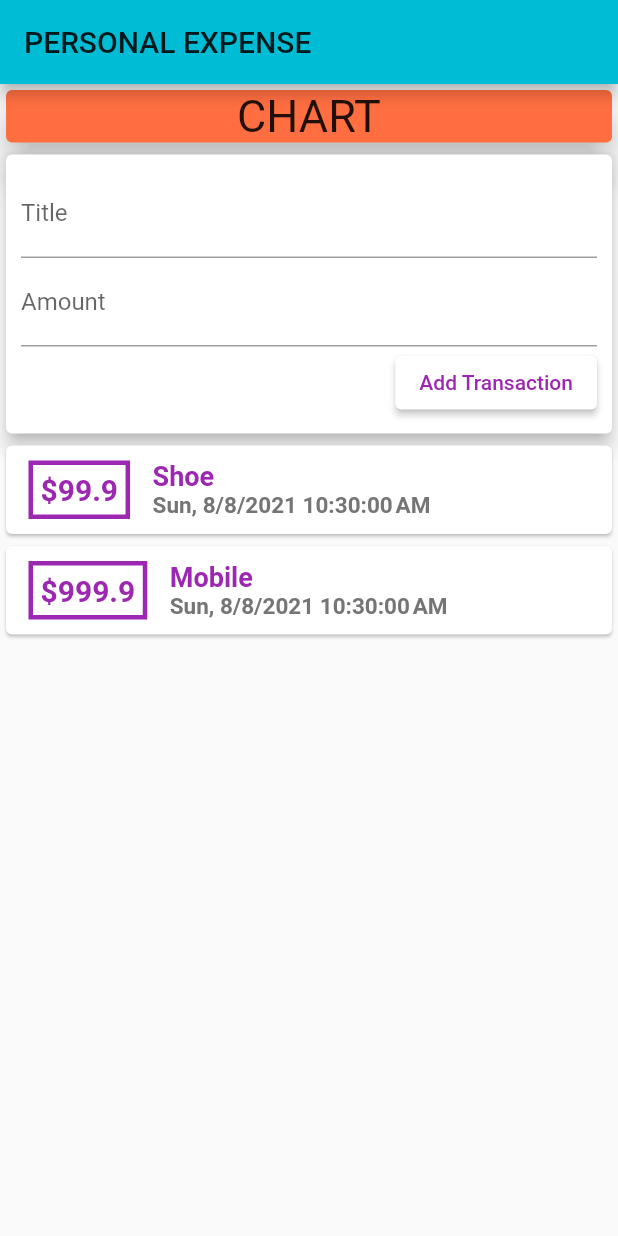
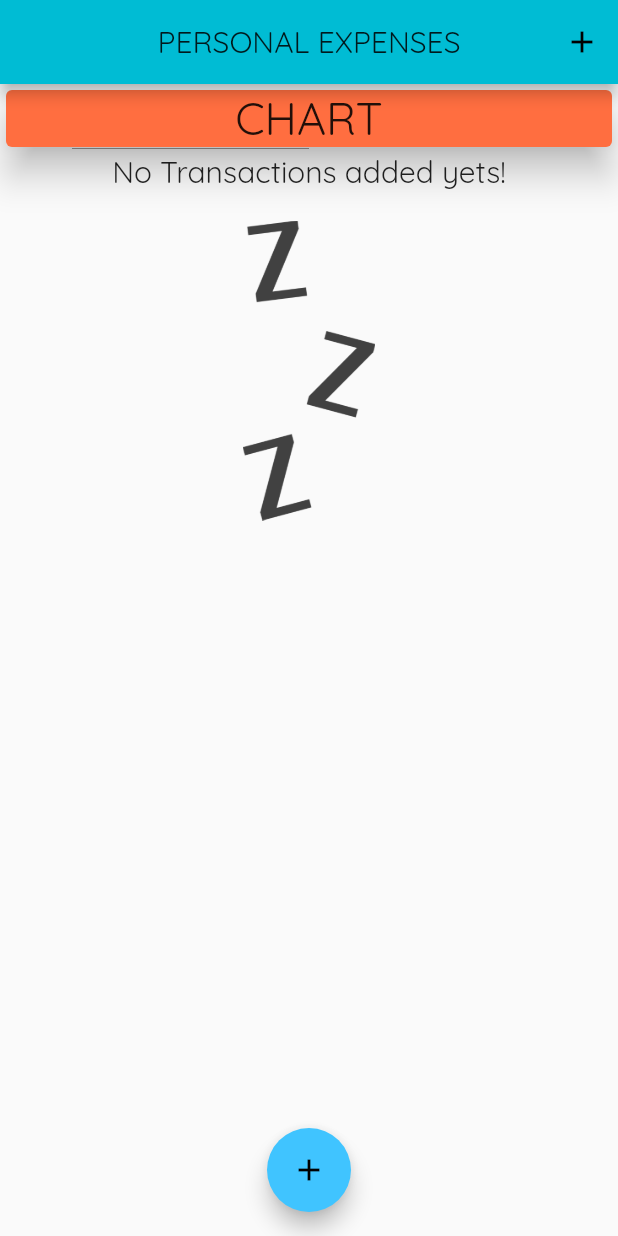
Before and after one commit to mudassir666/personal_expense, a Flutter app: the screen it shows after launch, on a phone screen of 412 x 824 dp. Run offline on Flutter 3.47's test engine with Material 2 defaults, Android fonts, the phone set to English and light mode, and no system bars.

Commit message:
dev_part2_completed

```diff
--- a/lib/main.dart
+++ b/lib/main.dart
@@ -1,7 +1,7 @@
 import 'package:flutter/material.dart';
-import 'package:personal_expense/widgets/user_transaction.dart';
-
-
+import 'package:personal_expense/widgets/new_transaction.dart';
+import 'package:personal_expense/widgets/transaction_list.dart';
+import 'models/transaction.dart';
 
 void main() {
   runApp(MyApp());
@@ -14,58 +14,72 @@ class MyApp extends StatelessWidget {
   Widget build(BuildContext context) {
     return MaterialApp(
       debugShowCheckedModeBanner: false,
-      title: "Personal Expense",
+      title: "Personal Expenses",
       home: MyHomePage(),
-      theme: ThemeData(brightness: Brightness.light, primaryColor: Colors.cyan),
+      theme: ThemeData(
+          brightness: Brightness.light,
+          primarySwatch: Colors.cyan,
+          accentColor: Colors.lightBlueAccent,
+          appBarTheme: AppBarTheme(
+            centerTitle: true,
+            // textTheme: ThemeData.dark().textTheme.copyWith(
+            //       headline6: TextStyle(fontFamily: "OpenSans"),
+            //     ),
+          ),
+          fontFamily: 'Quicksand'),
     );
   }
 }
 
-class MyHomePage extends StatelessWidget {
+class MyHomePage extends StatefulWidget {
+  @override
+  _MyHomePageState createState() => _MyHomePageState();
+}
 
-
-  // final titleController = TextEditingController();
-  // final amountController = TextEditingController();
+class _MyHomePageState extends State<MyHomePage> {
+  final List<Transaction> _userTransactions = [
+    // Transaction(id: "t1", title: "Shoe", amount: 99.90, date: DateTime.now()),
+    // Transaction(
+    //     id: "t2", title: "Mobile", amount: 999.90, date: DateTime.now()),
+  ];
 
   // final List<Map> no = [{}, {}];
 
-  // Widget view() {
-  //   return ListView(
-  //     scrollDirection: Axis.vertical,
-  //     shrinkWrap: true,
-  //     children: transactions.map((tx) {
-  //       return Card(
-  //         child: Container(
-  //           child: Row(
-  //             mainAxisAlignment: MainAxisAlignment.center,
-  //             crossAxisAlignment: CrossAxisAlignment.center,
-  //             children: [
-  //               Icon(Icons.money_rounded),
-  //               SizedBox(
-  //                 width: 30,
-  //               ),
-  //               Column(
-  //                 children: [
-  //                   Text(tx.title),
-  //                   SizedBox(
-  //                     height: 15,
-  //                   ),
-  //                   Text(DateFormat.yMMMd().format(tx.date)),
-  //                 ],
-  //               )
-  //             ],
-  //           ),
-  //         ),
-  //       );
-  //     }).toList(),
-  //   );
-  // }
+  void _addNewTransaction(String txTitle, double txAmount) {
+    final newTx = Transaction(
+        id: DateTime.now().toString(),
+        title: txTitle,
+        amount: txAmount,
+        date: DateTime.now());
+
+    setState(() {
+      _userTransactions.add(newTx);
+    });
+  }
+
+  void _startAddNewTransaction(BuildContext ctx) {
+    showModalBottomSheet(
+        context: ctx,
+        builder: (_) {
+          return GestureDetector(
+            onTap: () {},
+            child: NewTransaction(_addNewTransaction),
+            behavior: HitTestBehavior.opaque,
+          );
+        });
+  }
 
   @override
   Widget build(BuildContext context) {
     return Scaffold(
       appBar: AppBar(
-        title: Text("PERSONAL EXPENSE"),
+        title: Text("PERSONAL EXPENSES"),
+        actions: [
+          IconButton(
+            onPressed: () => _startAddNewTransaction(context),
+            icon: Icon(Icons.add),
+          )
+        ],
       ),
       body: SingleChildScrollView(
         child: Column(
@@ -84,11 +98,17 @@ class MyHomePage extends StatelessWidget {
                 ),
               ),
             ),
-            UserTransaction(),
+            // NewTransaction(_addNewTransaction),
+            TransactionList(_userTransactions),
             // view(),
           ],
         ),
       ),
+      floatingActionButtonLocation: FloatingActionButtonLocation.centerFloat,
+      floatingActionButton: FloatingActionButton(
+        onPressed: () => _startAddNewTransaction(context),
+        child: Icon(Icons.add),
+      ),
     );
   }
 }
--- a/lib/widgets/transaction_list.dart
+++ b/lib/widgets/transaction_list.dart
@@ -11,24 +11,45 @@ class TransactionList extends StatelessWidget {
 
   @override
   Widget build(BuildContext context) {
-    return Column(
-      children: transactions.map((tx) {
+    return Container(
+      height: 335,
+      child: transactions.isEmpty
+          ? Column(
+              children: [
+                Text(
+                  "No Transactions added yets!",
+                  style: Theme.of(context).textTheme.title,
+                ),
+                SizedBox(
+                  height: 20,
+                ),
+                Container(
+                    height: 200,
+                    child: Image.asset(
+                      "assets/images/waiting.png",
+                      fit: BoxFit.cover,
+                    ))
+              ],
+            )
+          : ListView.builder(
+              itemBuilder: (context, index) {
                 return Card(
                   child: Row(
                     children: [
                       Container(
                         padding: EdgeInsets.all(5),
-                margin: EdgeInsets.symmetric(horizontal: 15, vertical: 10),
+                        margin:
+                            EdgeInsets.symmetric(horizontal: 15, vertical: 10),
                         decoration: BoxDecoration(
                           border: Border.all(
-                    color: Colors.purple,
+                            color: Theme.of(context).primaryColor,
                             width: 3,
                           ),
                         ),
                         child: Text(
-                  "\$${tx.amount}",
+                          "\$${transactions[index].amount.toStringAsFixed(2)}",
                           style: TextStyle(
-                    color: Colors.purple,
+                            color: Theme.of(context).primaryColorDark,
                             fontWeight: FontWeight.bold,
                             fontSize: 20,
                           ),
@@ -38,15 +59,17 @@ class TransactionList extends StatelessWidget {
                         crossAxisAlignment: CrossAxisAlignment.start,
                         children: [
                           Text(
-                    tx.title,
+                            transactions[index].title,
                             style: TextStyle(
-                      color: Colors.purple,
+                              color: Theme.of(context).primaryColorDark,
                               fontSize: 18,
                               fontWeight: FontWeight.bold,
                             ),
                           ),
                           Text(
-                    DateFormat.yMEd().add_jms().format(tx.date),
+                            DateFormat.yMEd()
+                                .add_jms()
+                                .format(transactions[index].date),
                             style: TextStyle(
                               color: Colors.grey[600],
                               fontSize: 15,
@@ -58,7 +81,56 @@ class TransactionList extends StatelessWidget {
                     ],
                   ),
                 );
-      }).toList(),
+              },
+              itemCount: transactions.length,
+              // children: transactions.map((tx) {
+              //   return Card(
+              //     child: Row(
+              //       children: [
+              //         Container(
+              //           padding: EdgeInsets.all(5),
+              //           margin: EdgeInsets.symmetric(horizontal: 15, vertical: 10),
+              //           decoration: BoxDecoration(
+              //             border: Border.all(
+              //               color: Colors.purple,
+              //               width: 3,
+              //             ),
+              //           ),
+              //           child: Text(
+              //             "\$${tx.amount}",
+              //             style: TextStyle(
+              //               color: Colors.purple,
+              //               fontWeight: FontWeight.bold,
+              //               fontSize: 20,
+              //             ),
+              //           ),
+              //         ),
+              //         Column(
+              //           crossAxisAlignment: CrossAxisAlignment.start,
+              //           children: [
+              //             Text(
+              //               tx.title,
+              //               style: TextStyle(
+              //                 color: Colors.purple,
+              //                 fontSize: 18,
+              //                 fontWeight: FontWeight.bold,
+              //               ),
+              //             ),
+              //             Text(
+              //               DateFormat.yMEd().add_jms().format(tx.date),
+              //               style: TextStyle(
+              //                 color: Colors.grey[600],
+              //                 fontSize: 15,
+              //                 fontWeight: FontWeight.bold,
+              //               ),
+              //             ),
+              //           ],
+              //         )
+              //       ],
+              //     ),
+              //   );
+              // }).toList(),
+            ),
     );
   }
 }
```
Also changed, not shown: lib/widgets/chart.dart (added, +15 -0 lines), lib/widgets/new_transaction.dart (+29 -6 lines), pubspec.yaml (+13 -8 lines), assets/fonts/OpenSans-Bold.ttf (added), assets/fonts/OpenSans-Regular.ttf (added), assets/fonts/Quicksand-Bold.ttf (added), assets/fonts/Quicksand-Light.ttf (added), assets/fonts/Quicksand-Medium.ttf (added), assets/fonts/Quicksand-Regular.ttf (added), assets/images/waiting.png (added). Lines whose indentation alone changed are shown as unchanged.
